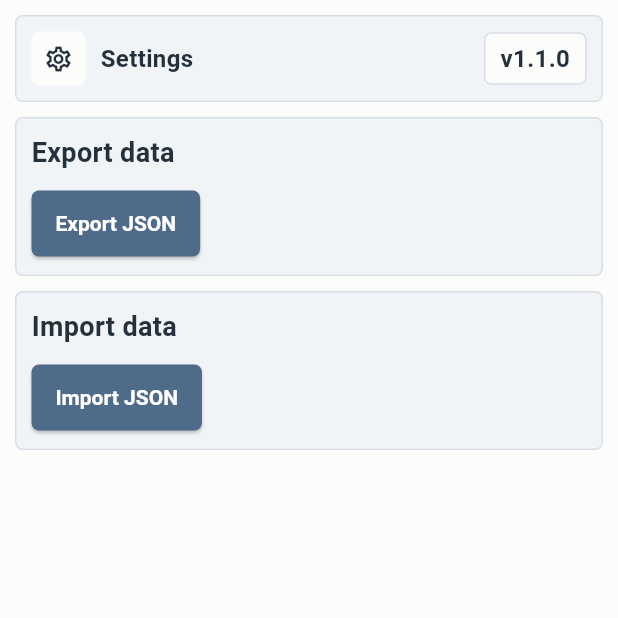
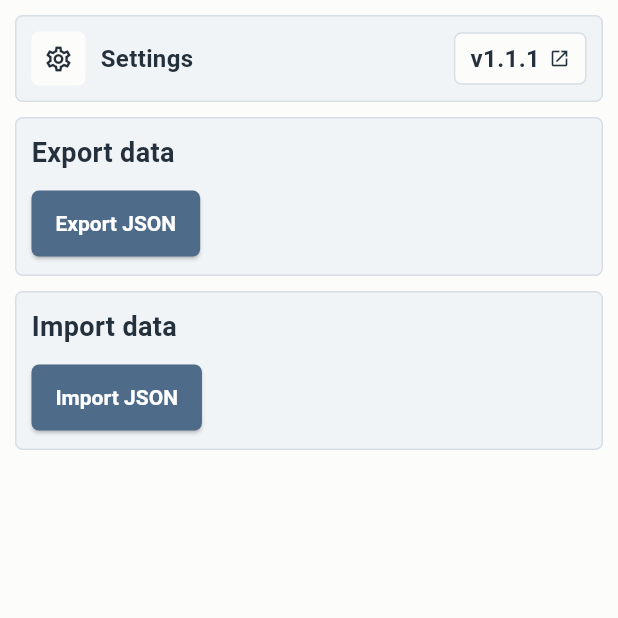
Before and after one commit to Jakob37/Checklist-templates-in-Flutter, a Flutter app: the screen it shows after launch, item 3 of the bottom bar chosen, after a tap on "Export JSON", on a phone screen of 412 x 824 dp, the top half of it. Run offline on Flutter 3.47's test engine with Material 3 defaults, Android fonts, the phone set to English and light mode, and no system bars; our stand-ins replace file_picker, flutter_local_notifications, flutter_timezone, font_awesome_flutter, go_router, share_plus and 2 more.

Commit message:
Standardize version pill and fix analyzer

```diff
--- a/lib/app_version.dart
+++ b/lib/app_version.dart
@@ -1,3 +1,3 @@
-const String kAppVersionLabel = 'v1.1.0';
+const String kAppVersionLabel = 'v1.1.1';
 const String kAppChangelogUrl =
     'https://github.com/Jakob37/checklist-templates-in-flutter/blob/main/CHANGELOG.md';
--- a/lib/screens/settings_screen.dart
+++ b/lib/screens/settings_screen.dart
@@ -135,9 +135,8 @@ class SettingsScreen extends StatelessWidget {
                   final nbrExists =
                       result.templates.length - newTemplates.length;
                   final s = newTemplates.length != 1 ? 's' : '';
-                  final alreadyExistsStr = nbrExists > 0
-                      ? ' ($nbrExists already exists)'
-                      : '';
+                  final alreadyExistsStr =
+                      nbrExists > 0 ? ' ($nbrExists already exists)' : '';
 
                   if (newTemplates.isEmpty) {
                     ScaffoldMessenger.of(context).showSnackBar(
@@ -190,7 +189,10 @@ class _VersionBadge extends StatelessWidget {
             border: Border.all(color: AppColors.border),
             borderRadius: BorderRadius.circular(AppSizes.borderRadius),
           ),
-          child: Text(
+          child: Row(
+            mainAxisSize: MainAxisSize.min,
+            children: <Widget>[
+              Text(
                 version,
                 style: const TextStyle(
                   color: AppColors.light,
@@ -198,6 +200,14 @@ class _VersionBadge extends StatelessWidget {
                   fontWeight: FontWeight.w600,
                 ),
               ),
+              const SizedBox(width: 6),
+              const Icon(
+                Icons.open_in_new,
+                size: 14,
+                color: AppColors.light,
+              ),
+            ],
+          ),
         ),
       ),
     );
--- a/lib/services/io_service.dart
+++ b/lib/services/io_service.dart
@@ -8,7 +8,8 @@ import '../models/export_bundle.dart';
 class IoService {
   static Future<void> exportJson(ExportBundle bundle) async {
     final jsonStr = jsonEncode(bundle.toJson());
-    final fileName = 'Checklist-templates-${DateTime.now().millisecondsSinceEpoch}.json';
+    final fileName =
+        'Checklist-templates-${DateTime.now().millisecondsSinceEpoch}.json';
 
     if (Platform.isAndroid) {
       final dir = await getDownloadsDirectory();
@@ -23,7 +24,12 @@ class IoService {
     final tempDir = await getTemporaryDirectory();
     final file = File('${tempDir.path}/$fileName');
     await file.writeAsString(jsonStr);
-    await Share.shareXFiles([XFile(file.path)], text: fileName);
+    await SharePlus.instance.share(
+      ShareParams(
+        files: <XFile>[XFile(file.path)],
+        text: fileName,
+      ),
+    );
   }
 
   static Future<ExportBundle?> importJson() async {
--- a/pubspec.yaml
+++ b/pubspec.yaml
@@ -2,7 +2,7 @@ name: checklist_templates_flutter
 description: "Checklist Templates - Flutter port"
 publish_to: 'none'
 
-version: 1.1.0+2
+version: 1.1.1+3
 
 environment:
   sdk: '>=3.4.3 <4.0.0'
```
Also changed, not shown: 1 other file. Lines whose indentation alone changed are shown as unchanged.
